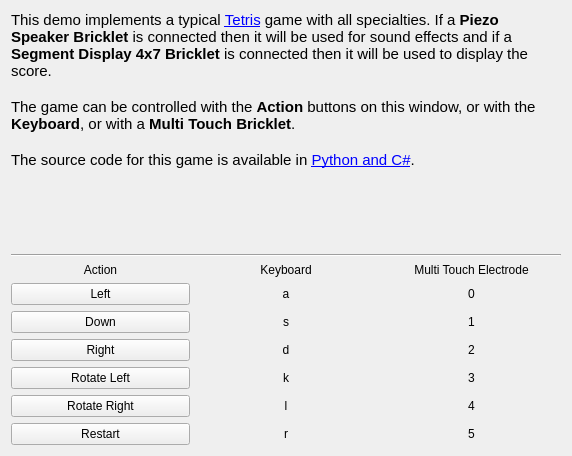
Before: the Qt Designer form demo/src/ui/tetris.ui in Tinkerforge/blinkenlights, drawn with Qt 5.
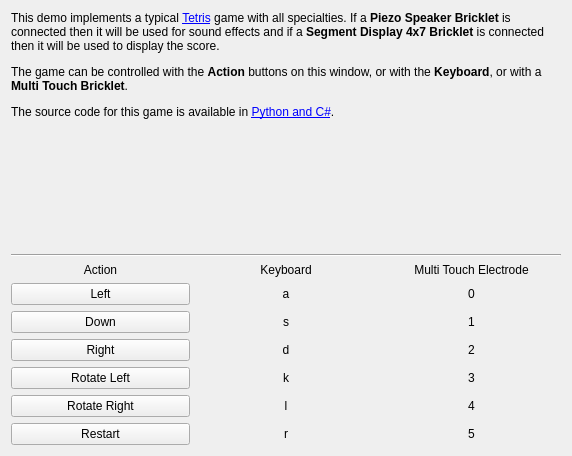
After: the same form once the commit is applied.

Commit message:
demo: Remove fixed font size from UI texts
Fixed font sizes don't work properly cross platform. No specifying a
font size makes Qt automatically pick the right one for each platform.

What changed in the file:
```diff
--- a/demo/src/ui/tetris.ui
+++ b/demo/src/ui/tetris.ui
@@ -25,15 +25,11 @@
         </sizepolicy>
        </property>
        <property name="text">
-        <string>&lt;!DOCTYPE HTML PUBLIC &quot;-//W3C//DTD HTML 4.0//EN&quot; &quot;http://www.w3.org/TR/REC-html40/strict.dtd&quot;&gt;
-&lt;html&gt;&lt;head&gt;&lt;meta name=&quot;qrichtext&quot; content=&quot;1&quot; /&gt;&lt;style type=&quot;text/css&quot;&gt;
-p, li { white-space: pre-wrap; }
-&lt;/style&gt;&lt;/head&gt;&lt;body style=&quot; font-family:'Ubuntu'; font-size:11pt; font-weight:400; font-style:normal;&quot;&gt;
-&lt;p style=&quot; margin-top:0px; margin-bottom:0px; margin-left:0px; margin-right:0px; -qt-block-indent:0; text-indent:0px;&quot;&gt;This demo implements a typical &lt;a href=&quot;http://en.wikipedia.org/wiki/Tetris&quot;&gt;&lt;span style=&quot; text-decoration: underline; color:#0000ff;&quot;&gt;Tetris&lt;/span&gt;&lt;/a&gt; game with all specialties. If a &lt;span style=&quot; font-weight:600;&quot;&gt;Piezo Speaker Bricklet&lt;/span&gt; is connected then it will be used for sound effects and if a &lt;span style=&quot; font-weight:600;&quot;&gt;Segment Display 4x7 Bricklet&lt;/span&gt; is connected then it will be used to display the score.&lt;/p&gt;
-&lt;p style=&quot;-qt-paragraph-type:empty; margin-top:0px; margin-bottom:0px; margin-left:0px; margin-right:0px; -qt-block-indent:0; text-indent:0px;&quot;&gt;&lt;/p&gt;
-&lt;p style=&quot; margin-top:0px; margin-bottom:0px; margin-left:0px; margin-right:0px; -qt-block-indent:0; text-indent:0px;&quot;&gt;The game can be controlled with the &lt;span style=&quot; font-weight:600;&quot;&gt;Action&lt;/span&gt; buttons on this window, or with the &lt;span style=&quot; font-weight:600;&quot;&gt;Keyboard&lt;/span&gt;, or with a &lt;span style=&quot; font-weight:600;&quot;&gt;Multi Touch Bricklet&lt;/span&gt;.&lt;/p&gt;
-&lt;p style=&quot;-qt-paragraph-type:empty; margin-top:0px; margin-bottom:0px; margin-left:0px; margin-right:0px; -qt-block-indent:0; text-indent:0px;&quot;&gt;&lt;/p&gt;
-&lt;p style=&quot; margin-top:0px; margin-bottom:0px; margin-left:0px; margin-right:0px; -qt-block-indent:0; text-indent:0px;&quot;&gt;The source code for this game is available in &lt;a href=&quot;http://www.tinkerforge.com/en/doc/Kits/Blinkenlights/Blinkenlights.html#tetris&quot;&gt;&lt;span style=&quot; text-decoration: underline; color:#0000ff;&quot;&gt;Python and C#&lt;/span&gt;&lt;/a&gt;.&lt;/p&gt;&lt;/body&gt;&lt;/html&gt;</string>
+        <string>&lt;p&gt;This demo implements a typical &lt;a href=&quot;http://en.wikipedia.org/wiki/Tetris&quot;&gt;&lt;span style=&quot; text-decoration: underline; color:#0000ff;&quot;&gt;Tetris&lt;/span&gt;&lt;/a&gt; game with all specialties. If a &lt;b&gt;Piezo Speaker Bricklet&lt;/b&gt; is connected then it will be used for sound effects and if a &lt;b&gt;Segment Display 4x7 Bricklet&lt;/b&gt; is connected then it will be used to display the score.&lt;/p&gt;
+&lt;p&gt;&lt;/p&gt;
+&lt;p&gt;The game can be controlled with the &lt;b&gt;Action&lt;/b&gt; buttons on this window, or with the &lt;b&gt;Keyboard&lt;/b&gt;, or with a &lt;b&gt;Multi Touch Bricklet&lt;/b&gt;.&lt;/p&gt;
+&lt;p&gt;&lt;/p&gt;
+&lt;p&gt;The source code for this game is available in &lt;a href=&quot;http://www.tinkerforge.com/en/doc/Kits/Blinkenlights/Blinkenlights.html#tetris&quot;&gt;&lt;span style=&quot; text-decoration: underline; color:#0000ff;&quot;&gt;Python and C#&lt;/span&gt;&lt;/a&gt;.&lt;/p&gt;</string>
        </property>
        <property name="alignment">
         <set>Qt::AlignLeading|Qt::AlignLeft|Qt::AlignTop</set>
```
The commit also changes 6 other files.
